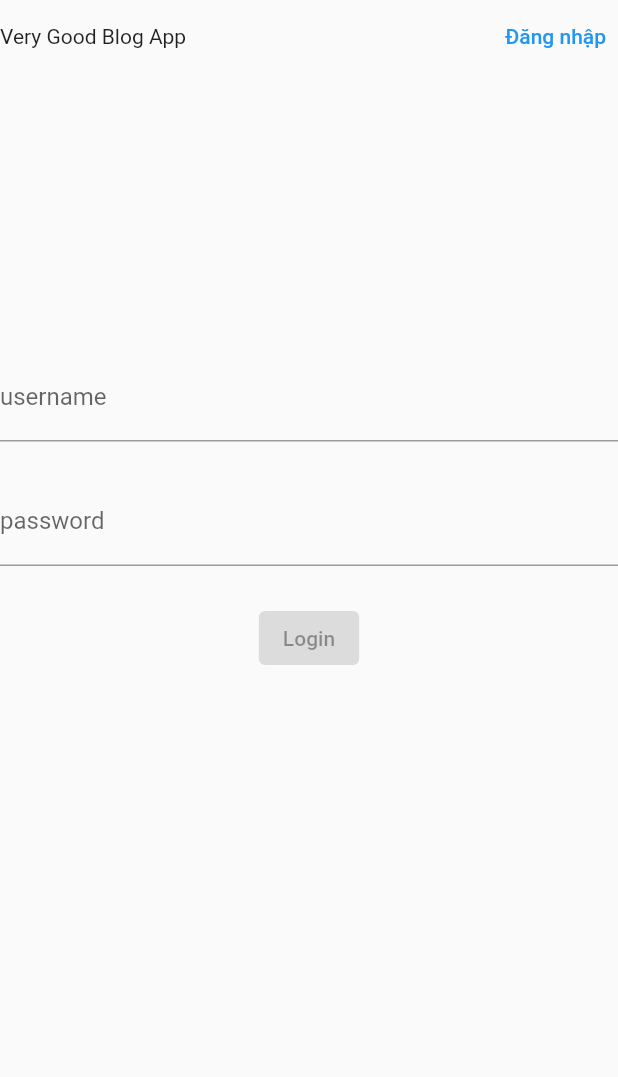
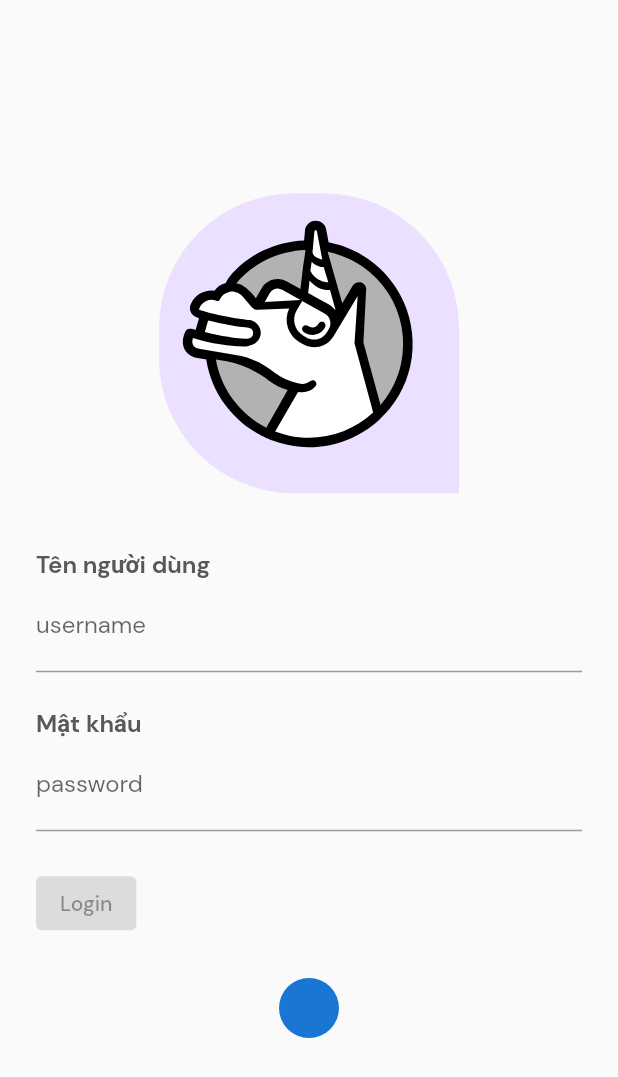
Before and after one commit to dungngminh/very_good_flutter_blog_app, a Flutter app: the screen it shows after launch, on a phone screen of 412 x 824 dp. Shown: the top 1077 px of the screen. Run offline on Flutter 3.47's test engine with Material 2 defaults, Android fonts, the phone set to English and light mode, and no system bars; our stand-ins replace bloc, equatable, flutter_bloc, flutter_svg, formz, go_router.

Commit message:
feat(login): change to mobile app and make some ui files

```diff
--- a/lib/app/view/app.dart
+++ b/lib/app/view/app.dart
@@ -9,9 +9,6 @@ import 'package:flutter/material.dart';
 import 'package:flutter_bloc/flutter_bloc.dart';
 import 'package:very_good_blog_app/config/route/router.dart';
 import 'package:very_good_blog_app/features/authentication/authentication.dart';
-import 'package:very_good_blog_app/features/home/view/home_view.dart';
-import 'package:very_good_blog_app/features/login/login.dart';
-import 'package:very_good_blog_app/features/splash/splash.dart';
 import 'package:very_good_blog_app/repository/authentication_repository.dart';
 import 'package:very_good_blog_app/repository/user_repository.dart';
 
@@ -37,7 +34,6 @@ class VeryGoodBlogApp extends StatelessWidget {
 class VeryGoodBlogAppView extends StatelessWidget {
   const VeryGoodBlogAppView({Key? key}) : super(key: key);
 
-
   @override
   Widget build(BuildContext context) {
     return MultiBlocProvider(
@@ -57,8 +53,8 @@ class VeryGoodBlogAppView extends StatelessWidget {
           colorScheme: ColorScheme.fromSwatch(
             accentColor: const Color(0xFF13B9FF),
           ),
+          fontFamily: 'DM Sans',
         ),
-
       ),
     );
   }
--- a/lib/features/home/view/home_view.dart
+++ b/lib/features/home/view/home_view.dart
@@ -12,7 +12,7 @@ class HomeView extends StatelessWidget {
         child: Column(
           mainAxisAlignment: MainAxisAlignment.center,
           children: [
-            const Text('Aloha'),
+            const Text('Aloha', style: TextStyle(fontWeight: FontWeight.w500)),
             TextButton(
               child: const Text('Logout'),
               onPressed: () {
--- a/lib/features/login/view/login_form.dart
+++ b/lib/features/login/view/login_form.dart
@@ -1,6 +1,7 @@
 import 'package:flutter/material.dart';
 import 'package:flutter_bloc/flutter_bloc.dart';
 import 'package:formz/formz.dart';
+import 'package:very_good_blog_app/config/config.dart';
 import 'package:very_good_blog_app/features/login/login.dart';
 
 class LoginForm extends StatelessWidget {
@@ -18,13 +19,30 @@ class LoginForm extends StatelessWidget {
             );
         }
       },
-      child: Align(
-        alignment: const Alignment(0, -1 / 3),
+      child: Padding(
+        padding: const EdgeInsets.symmetric(horizontal: 24),
         child: Column(
+          crossAxisAlignment: CrossAxisAlignment.start,
           mainAxisSize: MainAxisSize.min,
           children: [
+            const Text(
+              'Tên người dùng',
+              style: TextStyle(
+                fontSize: 16,
+                fontWeight: FontWeight.w700,
+                color: Palette.primaryTextColor,
+              ),
+            ),
             _UsernameInput(),
             const Padding(padding: EdgeInsets.all(12)),
+            const Text(
+              'Mật khẩu',
+              style: TextStyle(
+                fontSize: 16,
+                fontWeight: FontWeight.w700,
+                color: Palette.primaryTextColor,
+              ),
+            ),
             _PasswordInput(),
             const Padding(padding: EdgeInsets.all(12)),
             _LoginButton(),
@@ -89,7 +107,6 @@ class _LoginButton extends StatelessWidget {
                 onPressed: state.status.isValidated
                     ? () {
                         context.read<LoginBloc>().add(const LoginSubmitted());
-
                       }
                     : null,
                 child: const Text('Login'),
--- a/lib/features/login/view/login_view.dart
+++ b/lib/features/login/view/login_view.dart
@@ -1,6 +1,8 @@
 import 'package:flutter/material.dart';
 import 'package:flutter_bloc/flutter_bloc.dart';
+import 'package:flutter_svg/flutter_svg.dart';
 import 'package:go_router/go_router.dart';
+import 'package:very_good_blog_app/config/config.dart';
 import 'package:very_good_blog_app/features/authentication/authentication.dart';
 import 'package:very_good_blog_app/features/login/login.dart';
 import 'package:very_good_blog_app/repository/authentication_repository.dart';
@@ -20,20 +22,33 @@ class LoginView extends StatelessWidget {
       child: GestureDetector(
         onTap: () => FocusManager.instance.primaryFocus?.unfocus(),
         child: Scaffold(
-          appBar: PreferredSize(
-            preferredSize: const Size.fromHeight(70),
-            child: Row(
-              mainAxisAlignment: MainAxisAlignment.spaceBetween,
+          body: Column(
             children: [
-                const Text('Very Good Blog App'),
-                TextButton(
-                  child: const Text('Đăng nhập'),
-                  onPressed: () {},
-                ),
-              ],
+              const Spacer(),
+              Flexible(
+                flex: 3,
+                child: Center(
+                  child: Container(
+                    width: 200,
+                    height: 200,
+                    decoration: const BoxDecoration(
+                      color: Palette.purpleSupportColor,
+                      borderRadius: BorderRadius.only(
+                        topLeft: Radius.circular(90),
+                        topRight: Radius.circular(90),
+                        bottomLeft: Radius.circular(90),
                       ),
                     ),
-          body: BlocProvider<LoginBloc>(
+                    alignment: Alignment.center,
+                    child: SvgPicture.asset(
+                      'assets/images/very_good.svg',
+                    ),
+                  ),
+                ),
+              ),
+              Flexible(
+                flex: 4,
+                child: BlocProvider<LoginBloc>(
                   create: (context) => LoginBloc(
                     authenticationRepository:
                         context.read<AuthenticationRepository>(),
@@ -41,6 +56,10 @@ class LoginView extends StatelessWidget {
                   child: const LoginForm(),
                 ),
               ),
+              const Expanded(child: CircleAvatar()),
+            ],
+          ),
+        ),
       ),
     );
   }
--- a/lib/features/splash/view/splash_view.dart
+++ b/lib/features/splash/view/splash_view.dart
@@ -1,5 +1,6 @@
 import 'package:flutter/material.dart';
 import 'package:flutter_bloc/flutter_bloc.dart';
+import 'package:flutter_svg/flutter_svg.dart';
 import 'package:go_router/go_router.dart';
 import 'package:very_good_blog_app/features/authentication/authentication.dart';
 import 'package:very_good_blog_app/repository/authentication_repository.dart';
@@ -21,8 +22,12 @@ class SplashView extends StatelessWidget {
             break;
         }
       },
-      child: const Scaffold(
-        body: Center(child: CircularProgressIndicator()),
+      child: Scaffold(
+        body: Center(
+          child: SvgPicture.asset(
+            'assets/images/very_good.svg',
+          ),
+        ),
       ),
     );
   }
```
Also changed, not shown: pubspec.yaml (+23 -0 lines), pubspec.lock. Lines whose indentation alone changed are shown as unchanged.
